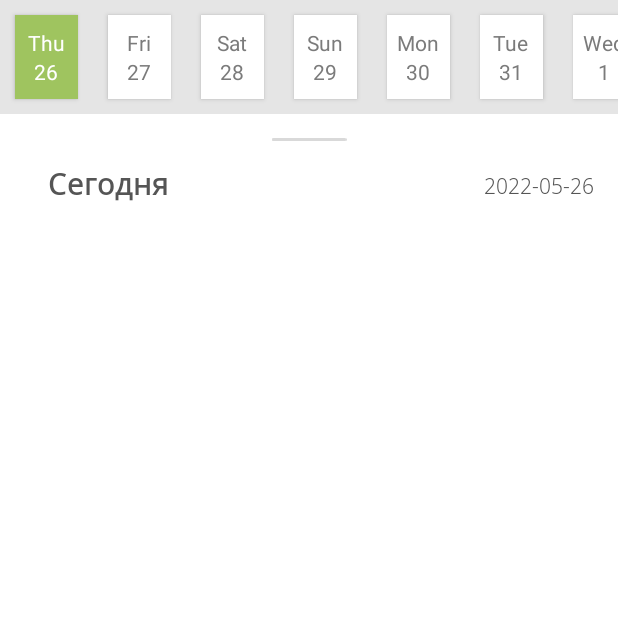
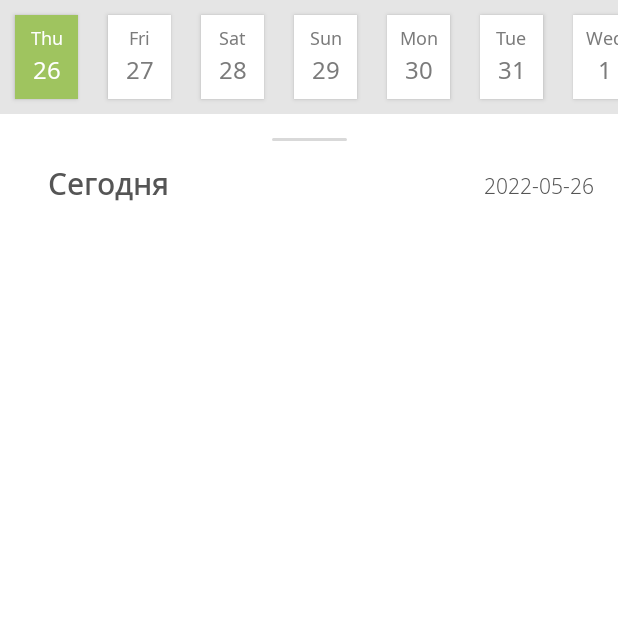
Before and after one commit to LukichevaPolina/SportEvent, an Android app: the fragment EventsFragment placed in its activity, on a phone screen of 412 x 824 dp, the top half of it. Run offline under Robolectric (Android 15) with nearby library versions, the light colour scheme and no system bars; Roboto replaces fonts that are not available here; 3 statements that could not run were skipped.

Commit message:
Update frontend

```diff
--- a/frontend/app/src/debug/res/values/google_maps_api.xml
+++ b/frontend/app/src/debug/res/values/google_maps_api.xml
@@ -20,5 +20,5 @@
     Once you have your key (it starts with "AIza"), replace the "google_maps_key"
     string in this file.
     -->
-    <string name="google_maps_key" templateMergeStrategy="preserve" translatable="false">GOOGLE_API_KEY</string>
+    <string name="google_maps_key" templateMergeStrategy="preserve" translatable="false">AIzaSyBXKKm_lakJd_y97sA2ooLdOdW0nduk518</string>
 </resources>
--- a/frontend/app/src/main/AndroidManifest.xml
+++ b/frontend/app/src/main/AndroidManifest.xml
@@ -8,8 +8,10 @@
          location permissions for the "MyLocation" functionality.
     -->
     <uses-permission
-        android:name="android.permission.ACCESS_FINE_LOCATION"
-        tools:ignore="CoarseFineLocation" />
+        android:name="android.permission.ACCESS_FINE_LOCATION" />
+
+    <uses-permission
+        android:name="android.permission.ACCESS_COARSE_LOCATION"/>
 
     <!--access to internet-->
     <uses-permission android:name="android.permission.INTERNET"/>
--- /dev/null
+++ b/frontend/app/src/main/res/drawable/ic_events_background.xml
@@ -0,0 +1,9 @@
+<vector xmlns:android="http://schemas.android.com/apk/res/android"
+    android:width="390dp"
+    android:height="648dp"
+    android:viewportWidth="390"
+    android:viewportHeight="648">
+  <path
+      android:pathData="M16,10L374,10A16,16 0,0 1,390 26L390,618A16,16 0,0 1,374 634L16,634A16,16 0,0 1,0 618L0,26A16,16 0,0 1,16 10z"
+      android:fillColor="@color/Base_0"/>
+</vector>
--- a/frontend/app/src/main/res/drawable/ic_rectangle_19.xml
+++ b/frontend/app/src/main/res/drawable/ic_rectangle_19.xml
@@ -5,5 +5,5 @@
     android:viewportHeight="2">
   <path
       android:pathData="M1,0L49,0A1,1 0,0 1,50 1L50,1A1,1 0,0 1,49 2L1,2A1,1 0,0 1,0 1L0,1A1,1 0,0 1,1 0z"
-      android:fillColor="#D9D9D9"/>
+      android:fillColor="@color/Base_200"/>
 </vector>
--- a/frontend/app/src/main/res/layout/adapter_calendar.xml
+++ b/frontend/app/src/main/res/layout/adapter_calendar.xml
@@ -5,10 +5,12 @@ android:layout_width="42dp"
     android:layout_height="56dp"
     android:layout_margin="10dp"
     app:cardCornerRadius="8dp"
+    android:paddingVertical="8dp"
+    android:paddingHorizontal="8dp"
     android:id="@+id/calendar_card"
     xmlns:app="http://schemas.android.com/apk/res-auto">
 
-    <LinearLayout
+    <androidx.constraintlayout.widget.ConstraintLayout
         android:layout_width="match_parent"
         android:layout_height="wrap_content"
         android:orientation="vertical"
@@ -18,13 +20,21 @@ xmlns:app="http://schemas.android.com/apk/res-auto">
             android:id="@+id/day_of_the_week"
             android:layout_width="wrap_content"
             android:layout_height="wrap_content"
-            android:layout_gravity="center" />
+            style="@style/Text_Secondary_12pt"
+            android:textColor="@color/Base_500"
+            app:layout_constraintTop_toTopOf="parent"
+            app:layout_constraintEnd_toEndOf="parent"
+            app:layout_constraintStart_toStartOf="parent" />
 
         <TextView
             android:id="@+id/date"
             android:layout_width="wrap_content"
             android:layout_height="wrap_content"
-            android:layout_gravity="center"/>
-    </LinearLayout>
+            style="@style/Text_Body_16pt"
+            android:textColor="@color/Base_600"
+            app:layout_constraintStart_toStartOf="parent"
+            app:layout_constraintEnd_toEndOf="parent"
+            app:layout_constraintTop_toBottomOf="@id/day_of_the_week"/>
+    </androidx.constraintlayout.widget.ConstraintLayout>
 
 </androidx.cardview.widget.CardView>
--- a/frontend/app/src/main/res/layout/fragment_events.xml
+++ b/frontend/app/src/main/res/layout/fragment_events.xml
@@ -1,5 +1,5 @@
 <?xml version="1.0" encoding="utf-8"?>
-<RelativeLayout xmlns:android="http://schemas.android.com/apk/res/android"
+<androidx.constraintlayout.widget.ConstraintLayout xmlns:android="http://schemas.android.com/apk/res/android"
     xmlns:tools="http://schemas.android.com/tools"
     xmlns:app="http://schemas.android.com/apk/res-auto"
     android:layout_width="match_parent"
@@ -12,23 +12,26 @@
         android:layout_height="wrap_content"
         android:background="@color/BackgroundColor"
         app:layout_constraintEnd_toEndOf="parent"
+        app:layout_constraintStart_toStartOf="parent"
         app:layout_constraintTop_toTopOf="parent"
-        tools:layout_editor_absoluteX="8dp"
-        tools:listitem="@layout/adapter_calendar" />
+        tools:listitem="@layout/adapter_calendar"
+        android:orientation="horizontal"
+        app:layoutManager="androidx.recyclerview.widget.LinearLayoutManager"/>
 
-    <RelativeLayout
+    <androidx.constraintlayout.widget.ConstraintLayout
+        android:id="@+id/events_layout"
         android:layout_width="match_parent"
-        android:layout_height="match_parent"
-        android:layout_below="@+id/calendar_recycler_view"
-        android:layout_gravity="center"
-        android:background="@color/Base_0"
+        android:layout_height="0dp"
+        android:background="@drawable/ic_events_background"
         android:orientation="vertical"
-        android:radius="16dp"
-        app:layout_constraintTop_toBottomOf="@+id/calendar_recycler_view">
+        app:layout_constraintTop_toBottomOf="@+id/calendar_recycler_view"
+        app:layout_constraintStart_toStartOf="parent"
+        app:layout_constraintEnd_toEndOf="parent"
+        app:layout_constraintBottom_toBottomOf="parent">
 
         <ImageView
             android:id="@+id/rectangle"
-            android:layout_width="match_parent"
+            android:layout_width="wrap_content"
             android:layout_height="wrap_content"
             android:layout_marginTop="16dp"
             app:layout_constraintEnd_toEndOf="parent"
@@ -40,22 +43,22 @@
             android:id="@+id/today"
             android:layout_width="wrap_content"
             android:layout_height="wrap_content"
-            android:layout_gravity="start"
             android:layout_marginStart="32dp"
             android:layout_marginTop="32dp"
             android:text="@string/today"
             android:textAppearance="@style/Text_H2_20pt"
             android:textColor="@color/Base_600"
             app:layout_constraintStart_toStartOf="parent"
-            app:layout_constraintTop_toBottomOf="@+id/rectangle" />
+            app:layout_constraintTop_toTopOf="parent" />
 
         <TextView
             android:id="@+id/date"
             android:layout_width="wrap_content"
             android:layout_height="wrap_content"
-            android:layout_alignParentEnd="true"
             android:layout_marginTop="38dp"
             android:layout_marginEnd="16dp"
+            app:layout_constraintEnd_toEndOf="parent"
+            app:layout_constraintTop_toTopOf="parent"
             android:textAppearance="@style/Text_Body2_14pt"
             android:textColor="@color/Base_600" />
 
@@ -64,8 +67,9 @@
             android:id="@+id/events_recycler_view"
             android:layout_width="match_parent"
             android:layout_height="wrap_content"
-            android:layout_below="@+id/rectangle"
-            android:layout_marginTop="60dp"
+            app:layout_constraintTop_toBottomOf="@+id/date"
+            android:layout_marginTop="22dp"
+            app:layout_constraintStart_toStartOf="parent"
             app:layoutManager="androidx.recyclerview.widget.LinearLayoutManager"
             tools:listitem="@layout/adapter_event" />
 
@@ -73,8 +77,6 @@
             android:id="@+id/button_plus"
             android:layout_width="50dp"
             android:layout_height="50dp"
-            android:layout_alignParentEnd="true"
-            android:layout_alignParentBottom="true"
             android:layout_marginEnd="16dp"
             android:layout_marginBottom="16dp"
             android:background="@drawable/button_circle"
@@ -85,8 +87,10 @@
             app:icon="@drawable/ic_plus"
             app:iconGravity="textStart"
             app:iconPadding="0dp"
-            app:iconSize="36dp"/>
-    </RelativeLayout>
+            app:iconSize="36dp"
+            app:layout_constraintEnd_toEndOf="parent"
+            app:layout_constraintBottom_toBottomOf="parent"/>
+    </androidx.constraintlayout.widget.ConstraintLayout>
 
 
     <FrameLayout
@@ -94,6 +98,10 @@
         android:layout_height="wrap_content"
         android:id="@+id/container"
         android:layout_centerInParent="true"
+        app:layout_constraintStart_toStartOf="parent"
+        app:layout_constraintBottom_toBottomOf="parent"
+        app:layout_constraintEnd_toEndOf="parent"
+        app:layout_constraintTop_toTopOf="parent"
         />
 
-</RelativeLayout>
+</androidx.constraintlayout.widget.ConstraintLayout>
--- a/frontend/app/src/main/res/layout/fragment_map.xml
+++ b/frontend/app/src/main/res/layout/fragment_map.xml
@@ -1,5 +1,5 @@
 <?xml version="1.0" encoding="utf-8"?>
-<RelativeLayout xmlns:android="http://schemas.android.com/apk/res/android"
+<androidx.constraintlayout.widget.ConstraintLayout xmlns:android="http://schemas.android.com/apk/res/android"
     xmlns:tools="http://schemas.android.com/tools"
     xmlns:app="http://schemas.android.com/apk/res-auto"
     android:layout_width="match_parent"
@@ -15,25 +15,29 @@
         app:layout_constraintTop_toTopOf="parent"
         tools:context=".activities.MainActivity" />
 
-    <Button
-        android:layout_width="100dp"
-        android:layout_height="50dp"
-        app:layout_constraintTop_toTopOf="parent"
-        android:id="@+id/button"
-        tools:ignore="MissingConstraints"
-        app:layout_constraintStart_toEndOf="@id/address"
-        app:layout_constraintEnd_toEndOf="parent" android:text="@string/btn"
-        android:layout_marginTop="16dp"/>
 
     <EditText
+        android:id="@+id/address"
         android:layout_width="265dp"
         android:layout_height="50dp"
         app:layout_constraintTop_toTopOf="parent"
         app:layout_constraintStart_toStartOf="parent"
-        android:id="@+id/address" tools:ignore="MissingConstraints,RtlSymmetry"
+        tools:ignore="MissingConstraints,RtlSymmetry"
         android:layout_marginTop="16dp"
         android:layout_marginStart="10dp"
         android:paddingStart="10dp"
         android:hint="@string/address"/>
 
-</RelativeLayout>
+    <Button
+        android:layout_width="100dp"
+        android:layout_height="50dp"
+        android:id="@+id/button"
+        tools:ignore="MissingConstraints"
+        app:layout_constraintStart_toEndOf="@id/address"
+        app:layout_constraintTop_toTopOf="parent"
+        android:text="@string/btn"
+        android:layout_marginTop="16dp"
+        android:layout_marginStart="16dp"/>
+
+
+</androidx.constraintlayout.widget.ConstraintLayout>
--- a/frontend/app/src/main/res/layout/fragment_profile.xml
+++ b/frontend/app/src/main/res/layout/fragment_profile.xml
@@ -127,7 +127,7 @@
             android:layout_marginTop="8dp"
             android:layout_marginStart="16dp"
             android:layout_marginEnd="16dp"
-            app:chipSpacingHorizontal="32dp"
+            app:chipSpacingHorizontal="20dp"
             >
 
             <com.google.android.material.chip.Chip
--- a/frontend/app/src/main/res/values/colors.xml
+++ b/frontend/app/src/main/res/values/colors.xml
@@ -43,6 +43,7 @@
     <color name="Orange_50">#FFFFF4E4</color>
 
     <color name="BackgroundColor">#E5E5E5</color>
+
     <color name="Red_900">#FFB60000</color>
     <color name="Red_800">#FFC60000</color>
     <color name="Red_700">#FFD40000</color>
```
Lines whose indentation alone changed are shown as unchanged.
